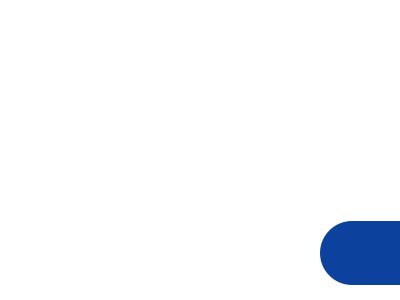
Scille/parsec-cloud, file parsec/core/gui/forms/devices_widget.ui: the form before one commit.
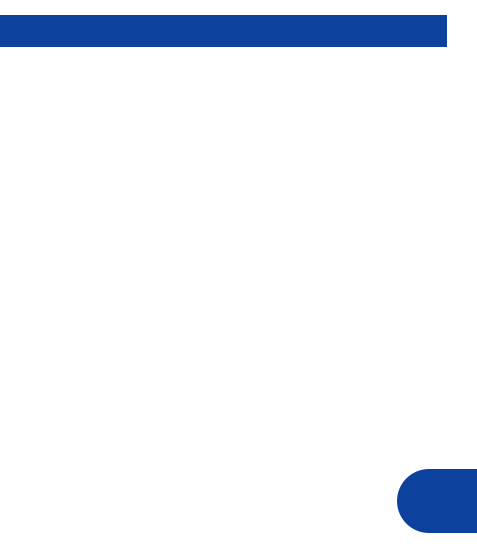
The form after the commit. Icons and pictures are not drawn.

Commit message: [GUI] Added devices list and new device creation

```diff
--- a/parsec/core/gui/forms/devices_widget.ui
+++ b/parsec/core/gui/forms/devices_widget.ui
@@ -6,8 +6,8 @@
    <rect>
     <x>0</x>
     <y>0</y>
-    <width>400</width>
-    <height>300</height>
+    <width>477</width>
+    <height>548</height>
    </rect>
   </property>
   <property name="windowTitle">
@@ -20,6 +20,9 @@
 }</string>
   </property>
   <layout class="QVBoxLayout" name="verticalLayout">
+   <property name="spacing">
+    <number>0</number>
+   </property>
    <property name="leftMargin">
     <number>0</number>
    </property>
@@ -32,11 +35,84 @@
    <property name="bottomMargin">
     <number>15</number>
    </property>
+   <item>
+    <layout class="QVBoxLayout" name="verticalLayout_2">
+     <property name="spacing">
+      <number>0</number>
+     </property>
+     <property name="rightMargin">
+      <number>30</number>
+     </property>
+     <item>
+      <widget class="QPushButton" name="pushButton_4">
+       <property name="minimumSize">
+        <size>
+         <width>0</width>
+         <height>32</height>
+        </size>
+       </property>
+       <property name="styleSheet">
+        <string notr="true">QPushButton#pushButton_4
+{
+background-color: rgb(12, 65, 157);
+border: 0;
+}</string>
+       </property>
+       <property name="text">
+        <string/>
+       </property>
+       <property name="flat">
+        <bool>true</bool>
+       </property>
+      </widget>
+     </item>
+     <item>
+      <widget class="QScrollArea" name="scroll_area">
+       <property name="styleSheet">
+        <string notr="true">background-color: rgb(255, 255, 255);</string>
+       </property>
+       <property name="frameShape">
+        <enum>QFrame::NoFrame</enum>
+       </property>
+       <property name="frameShadow">
+        <enum>QFrame::Plain</enum>
+       </property>
+       <property name="lineWidth">
+        <number>0</number>
+       </property>
+       <property name="horizontalScrollBarPolicy">
+        <enum>Qt::ScrollBarAlwaysOff</enum>
+       </property>
+       <property name="widgetResizable">
+        <bool>true</bool>
+       </property>
+       <widget class="QWidget" name="scrollAreaWidgetContents_2">
+        <property name="geometry">
+         <rect>
+          <x>0</x>
+          <y>0</y>
+          <width>446</width>
+          <height>378</height>
+         </rect>
+        </property>
+        <layout class="QVBoxLayout" name="verticalLayout_4">
+         <item>
+          <layout class="QGridLayout" name="layout_devices"/>
+         </item>
+        </layout>
+       </widget>
+      </widget>
+     </item>
+    </layout>
+   </item>
    <item>
     <spacer name="verticalSpacer">
      <property name="orientation">
       <enum>Qt::Vertical</enum>
      </property>
+     <property name="sizeType">
+      <enum>QSizePolicy::Minimum</enum>
+     </property>
      <property name="sizeHint" stdset="0">
       <size>
        <width>20</width>
```
The commit also changes 10 other files.
